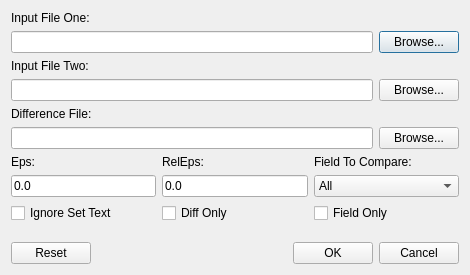
This is src/gdxdiffdialog/gdxdiffdialog.ui in GAMS-dev/studio as Qt 5 draws it before an edit. The edited form follows.
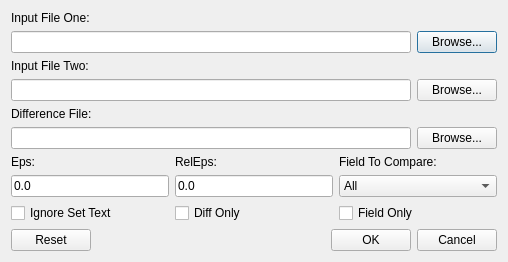
This is the edited form. Custom widgets are drawn as their Qt base class.

Commit message: try fixed size again

```diff
--- a/src/gdxdiffdialog/gdxdiffdialog.ui
+++ b/src/gdxdiffdialog/gdxdiffdialog.ui
@@ -6,15 +6,15 @@
    <rect>
     <x>0</x>
     <y>0</y>
-    <width>470</width>
-    <height>275</height>
+    <width>512</width>
+    <height>269</height>
    </rect>
   </property>
-  <property name="sizePolicy">
-   <sizepolicy hsizetype="Preferred" vsizetype="Preferred">
-    <horstretch>0</horstretch>
-    <verstretch>0</verstretch>
-   </sizepolicy>
+  <property name="minimumSize">
+   <size>
+    <width>0</width>
+    <height>0</height>
+   </size>
   </property>
   <property name="acceptDrops">
    <bool>false</bool>
@@ -26,6 +26,9 @@
    <string/>
   </property>
   <layout class="QVBoxLayout" name="verticalLayout_4">
+   <property name="sizeConstraint">
+    <enum>QLayout::SetFixedSize</enum>
+   </property>
    <item>
     <layout class="QVBoxLayout" name="verticalLayout">
      <item>
@@ -39,6 +42,18 @@
       <layout class="QHBoxLayout" name="horizontalLayout">
        <item>
         <widget class="FilePathLineEdit" name="leInput1">
+         <property name="sizePolicy">
+          <sizepolicy hsizetype="MinimumExpanding" vsizetype="Fixed">
+           <horstretch>0</horstretch>
+           <verstretch>0</verstretch>
+          </sizepolicy>
+         </property>
+         <property name="minimumSize">
+          <size>
+           <width>400</width>
+           <height>0</height>
+          </size>
+         </property>
          <property name="toolTip">
           <string>&lt;html&gt;&lt;head/&gt;&lt;body&gt;&lt;p&gt;First GDX file to use for comparison.&lt;/p&gt;&lt;/body&gt;&lt;/html&gt;</string>
          </property>
@@ -251,19 +266,6 @@
      </item>
     </layout>
    </item>
-   <item>
-    <spacer name="verticalSpacer">
-     <property name="orientation">
-      <enum>Qt::Vertical</enum>
-     </property>
-     <property name="sizeHint" stdset="0">
-      <size>
-       <width>20</width>
-       <height>40</height>
-      </size>
-     </property>
-    </spacer>
-   </item>
    <item>
     <layout class="QHBoxLayout" name="horizontalLayout_4">
      <item>
```
The commit also changes 1 other file.
